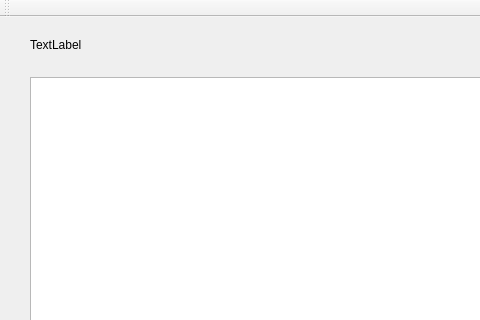
First picture: the form in mainwindow.ui, repository YuraStr/Partition-Editor, before the edit; both pictures show x 0 to 480 and y 0 to 320 of the 679 by 465 pixel window.
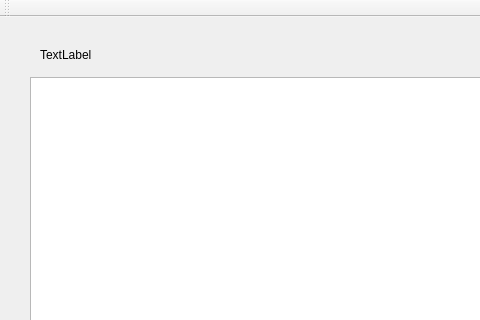
Second picture: the form after the edit.

Diff of the .ui file:
```diff
--- a/mainwindow.ui
+++ b/mainwindow.ui
@@ -35,8 +35,8 @@
    <widget class="QLabel" name="label">
     <property name="geometry">
      <rect>
-      <x>30</x>
-      <y>20</y>
+      <x>40</x>
+      <y>30</y>
       <width>101</width>
       <height>16</height>
      </rect>
@@ -55,7 +55,7 @@
      </rect>
     </property>
    </widget>
-   <widget class="QWidget" name="">
+   <widget class="QWidget" name="layoutWidget">
     <property name="geometry">
      <rect>
       <x>40</x>
```
